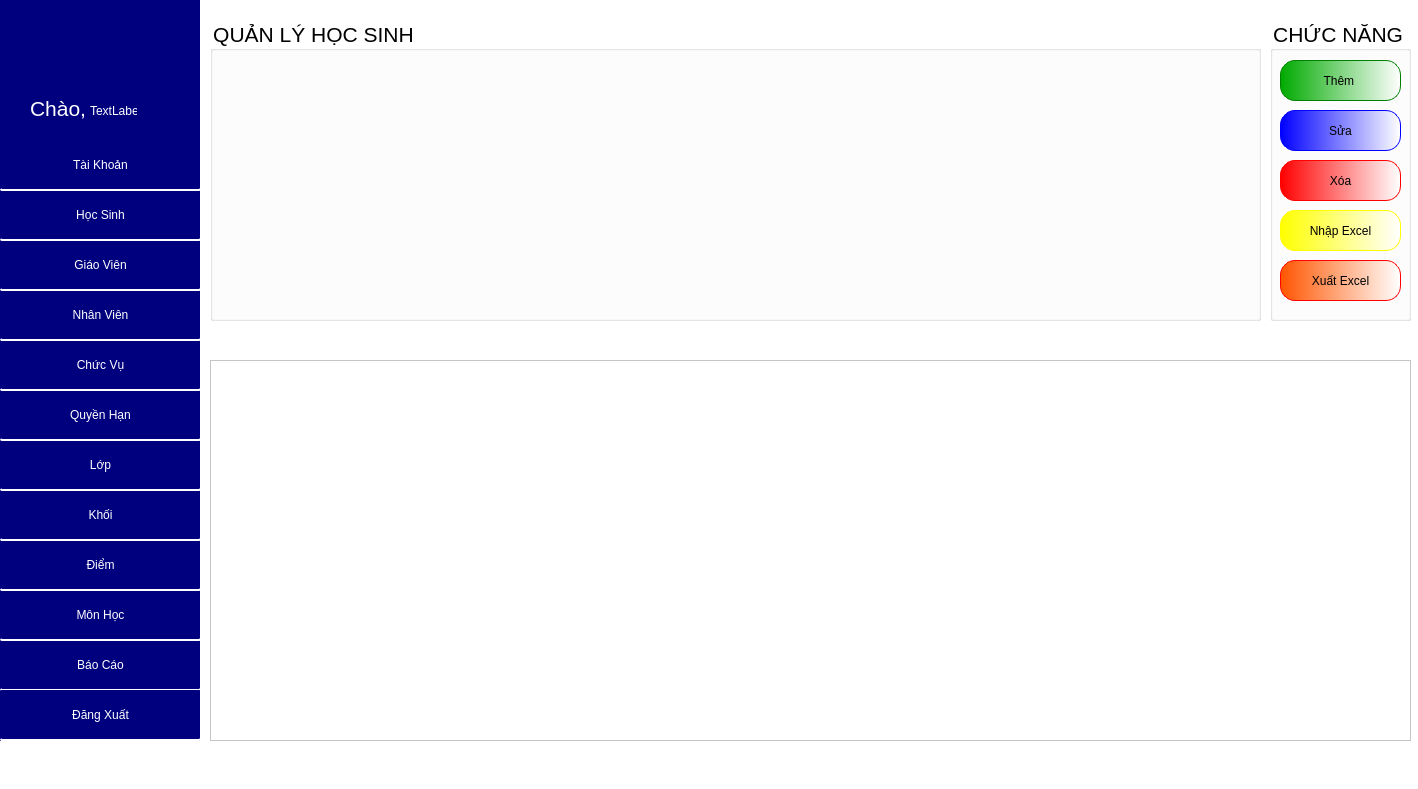
phuthuy44/Student--py, file GUI/TrangChu.ui: the form before one commit.
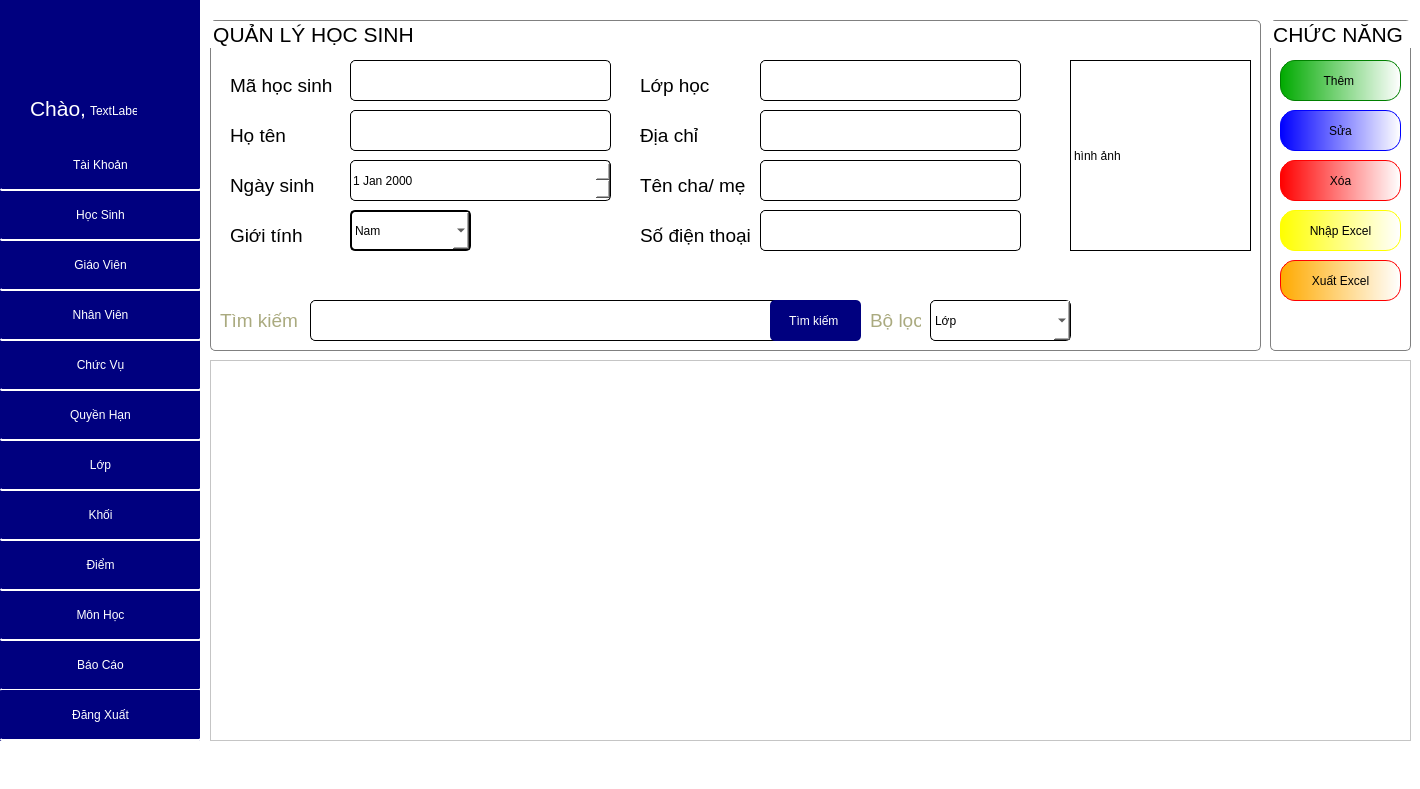
The form after the commit.

```diff
--- a/GUI/TrangChu.ui
+++ b/GUI/TrangChu.ui
@@ -6,7 +6,7 @@
    <rect>
     <x>0</x>
     <y>0</y>
-    <width>1418</width>
+    <width>1420</width>
     <height>789</height>
    </rect>
   </property>
@@ -475,12 +475,15 @@
       </property>
      </widget>
      <widget class="QGroupBox" name="groupBox">
+      <property name="enabled">
+       <bool>true</bool>
+      </property>
       <property name="geometry">
        <rect>
         <x>10</x>
         <y>20</y>
         <width>1051</width>
-        <height>301</height>
+        <height>331</height>
        </rect>
       </property>
       <property name="font">
@@ -489,9 +492,488 @@
         <pointsize>16</pointsize>
        </font>
       </property>
+      <property name="styleSheet">
+       <string notr="true">QGroupBox{
+border-radius: 5px;
+border:0.5px solid gray;
+}</string>
+      </property>
       <property name="title">
        <string>QUẢN LÝ HỌC SINH</string>
       </property>
+      <property name="checkable">
+       <bool>false</bool>
+      </property>
+      <widget class="QLabel" name="label_4">
+       <property name="geometry">
+        <rect>
+         <x>20</x>
+         <y>50</y>
+         <width>111</width>
+         <height>31</height>
+        </rect>
+       </property>
+       <property name="font">
+        <font>
+         <family>Tahoma</family>
+         <pointsize>14</pointsize>
+        </font>
+       </property>
+       <property name="text">
+        <string>Mã học sinh</string>
+       </property>
+      </widget>
+      <widget class="QLabel" name="label_5">
+       <property name="geometry">
+        <rect>
+         <x>20</x>
+         <y>100</y>
+         <width>101</width>
+         <height>31</height>
+        </rect>
+       </property>
+       <property name="font">
+        <font>
+         <family>Tahoma</family>
+         <pointsize>14</pointsize>
+        </font>
+       </property>
+       <property name="text">
+        <string>Họ tên</string>
+       </property>
+      </widget>
+      <widget class="QLabel" name="label_6">
+       <property name="geometry">
+        <rect>
+         <x>20</x>
+         <y>150</y>
+         <width>111</width>
+         <height>31</height>
+        </rect>
+       </property>
+       <property name="font">
+        <font>
+         <family>Tahoma</family>
+         <pointsize>14</pointsize>
+        </font>
+       </property>
+       <property name="text">
+        <string>Ngày sinh </string>
+       </property>
+      </widget>
+      <widget class="QLabel" name="label_7">
+       <property name="geometry">
+        <rect>
+         <x>20</x>
+         <y>200</y>
+         <width>111</width>
+         <height>31</height>
+        </rect>
+       </property>
+       <property name="font">
+        <font>
+         <family>Tahoma</family>
+         <pointsize>14</pointsize>
+        </font>
+       </property>
+       <property name="text">
+        <string>Giới tính</string>
+       </property>
+      </widget>
+      <widget class="QLabel" name="label_8">
+       <property name="geometry">
+        <rect>
+         <x>430</x>
+         <y>50</y>
+         <width>111</width>
+         <height>31</height>
+        </rect>
+       </property>
+       <property name="font">
+        <font>
+         <family>Tahoma</family>
+         <pointsize>14</pointsize>
+        </font>
+       </property>
+       <property name="text">
+        <string>Lớp học</string>
+       </property>
+      </widget>
+      <widget class="QLabel" name="label_9">
+       <property name="geometry">
+        <rect>
+         <x>430</x>
+         <y>100</y>
+         <width>111</width>
+         <height>31</height>
+        </rect>
+       </property>
+       <property name="font">
+        <font>
+         <family>Tahoma</family>
+         <pointsize>14</pointsize>
+        </font>
+       </property>
+       <property name="text">
+        <string>Địa chỉ </string>
+       </property>
+      </widget>
+      <widget class="QLineEdit" name="lineEdit">
+       <property name="enabled">
+        <bool>false</bool>
+       </property>
+       <property name="geometry">
+        <rect>
+         <x>140</x>
+         <y>40</y>
+         <width>261</width>
+         <height>41</height>
+        </rect>
+       </property>
+       <property name="styleSheet">
+        <string notr="true">QLineEdit{
+font: 16pt &quot;Tahoma&quot;;
+border-radius:5px;
+border: 1px solid black;
+}</string>
+       </property>
+       <property name="text">
+        <string/>
+       </property>
+      </widget>
+      <widget class="QLineEdit" name="lineEdit_2">
+       <property name="geometry">
+        <rect>
+         <x>140</x>
+         <y>90</y>
+         <width>261</width>
+         <height>41</height>
+        </rect>
+       </property>
+       <property name="styleSheet">
+        <string notr="true">QLineEdit{
+font: 16pt &quot;Tahoma&quot;;
+border-radius:5px;
+border: 1px solid black;
+}</string>
+       </property>
+       <property name="text">
+        <string/>
+       </property>
+      </widget>
+      <widget class="QLabel" name="label_10">
+       <property name="geometry">
+        <rect>
+         <x>430</x>
+         <y>200</y>
+         <width>111</width>
+         <height>31</height>
+        </rect>
+       </property>
+       <property name="font">
+        <font>
+         <family>Tahoma</family>
+         <pointsize>14</pointsize>
+        </font>
+       </property>
+       <property name="text">
+        <string>Số điện thoại </string>
+       </property>
+      </widget>
+      <widget class="QLabel" name="label_11">
+       <property name="geometry">
+        <rect>
+         <x>430</x>
+         <y>150</y>
+         <width>111</width>
+         <height>31</height>
+        </rect>
+       </property>
+       <property name="font">
+        <font>
+         <family>Tahoma</family>
+         <pointsize>14</pointsize>
+        </font>
+       </property>
+       <property name="text">
+        <string>Tên cha/ mẹ</string>
+       </property>
+      </widget>
+      <widget class="QLineEdit" name="lineEdit_5">
+       <property name="geometry">
+        <rect>
+         <x>550</x>
+         <y>40</y>
+         <width>261</width>
+         <height>41</height>
+        </rect>
+       </property>
+       <property name="styleSheet">
+        <string notr="true">QLineEdit{
+font: 16pt &quot;Tahoma&quot;;
+border-radius:5px;
+border: 1px solid black;
+}</string>
+       </property>
+       <property name="text">
+        <string/>
+       </property>
+      </widget>
+      <widget class="QLineEdit" name="lineEdit_6">
+       <property name="enabled">
+        <bool>true</bool>
+       </property>
+       <property name="geometry">
+        <rect>
+         <x>550</x>
+         <y>90</y>
+         <width>261</width>
+         <height>41</height>
+        </rect>
+       </property>
+       <property name="styleSheet">
+        <string notr="true">QLineEdit{
+font: 16pt &quot;Tahoma&quot;;
+border-radius:5px;
+border: 1px solid black;
+}</string>
+       </property>
+       <property name="text">
+        <string/>
+       </property>
+      </widget>
+      <widget class="QLineEdit" name="lineEdit_7">
+       <property name="geometry">
+        <rect>
+         <x>550</x>
+         <y>140</y>
+         <width>261</width>
+         <height>41</height>
+        </rect>
+       </property>
+       <property name="styleSheet">
+        <string notr="true">QLineEdit{
+font: 16pt &quot;Tahoma&quot;;
+border-radius:5px;
+border: 1px solid black;
+}</string>
+       </property>
+       <property name="text">
+        <string/>
+       </property>
+      </widget>
+      <widget class="QLineEdit" name="lineEdit_8">
+       <property name="geometry">
+        <rect>
+         <x>550</x>
+         <y>190</y>
+         <width>261</width>
+         <height>41</height>
+        </rect>
+       </property>
+       <property name="styleSheet">
+        <string notr="true">QLineEdit{
+font: 16pt &quot;Tahoma&quot;;
+border-radius:5px;
+border: 1px solid black;
+}</string>
+       </property>
+       <property name="text">
+        <string/>
+       </property>
+      </widget>
+      <widget class="QLabel" name="label_12">
+       <property name="geometry">
+        <rect>
+         <x>860</x>
+         <y>40</y>
+         <width>181</width>
+         <height>191</height>
+        </rect>
+       </property>
+       <property name="styleSheet">
+        <string notr="true">QLabel{
+border:1px solid black;
+}</string>
+       </property>
+       <property name="text">
+        <string>hình ảnh </string>
+       </property>
+      </widget>
+      <widget class="QComboBox" name="comboBox">
+       <property name="geometry">
+        <rect>
+         <x>140</x>
+         <y>190</y>
+         <width>121</width>
+         <height>41</height>
+        </rect>
+       </property>
+       <property name="styleSheet">
+        <string notr="true">font: 16pt &quot;Tahoma&quot;;
+border:2px solid black;
+color: black;
+background-color: rgb(255, 255, 255);
+border-radius:5px;
+</string>
+       </property>
+       <item>
+        <property name="text">
+         <string>Nam</string>
+        </property>
+       </item>
+       <item>
+        <property name="text">
+         <string>Nữ </string>
+        </property>
+       </item>
+      </widget>
+      <widget class="QDateEdit" name="dateEdit">
+       <property name="geometry">
+        <rect>
+         <x>140</x>
+         <y>140</y>
+         <width>261</width>
+         <height>41</height>
+        </rect>
+       </property>
+       <property name="styleSheet">
+        <string notr="true">font: 20pt &quot;Tahoma&quot;;
+border-radius:5px;
+border:1px solid black;</string>
+       </property>
+      </widget>
+      <widget class="QLineEdit" name="lineEdit_3">
+       <property name="geometry">
+        <rect>
+         <x>100</x>
+         <y>280</y>
+         <width>481</width>
+         <height>41</height>
+        </rect>
+       </property>
+       <property name="styleSheet">
+        <string notr="true">QLineEdit{
+font: 16pt &quot;Tahoma&quot;;
+border-radius:5px;
+border: 1px solid black;
+}</string>
+       </property>
+      </widget>
+      <widget class="QPushButton" name="pushButton_6">
+       <property name="geometry">
+        <rect>
+         <x>560</x>
+         <y>280</y>
+         <width>91</width>
+         <height>41</height>
+        </rect>
+       </property>
+       <property name="styleSheet">
+        <string notr="true">QPushButton{
+background-color: rgb(0, 0, 127);
+color:white;
+	font: 14pt &quot;Tahoma&quot;;
+border-radius:5px;
+}
+QPushButton:hover{
+border:0.5px solid black;
+	background-color: yellow;
+color:black;
+	
+}</string>
+       </property>
+       <property name="text">
+        <string>Tìm kiếm </string>
+       </property>
+      </widget>
+      <widget class="QComboBox" name="comboBox_2">
+       <property name="geometry">
+        <rect>
+         <x>720</x>
+         <y>280</y>
+         <width>141</width>
+         <height>41</height>
+        </rect>
+       </property>
+       <property name="styleSheet">
+        <string notr="true">QComboBox{
+font: 16pt &quot;Tahoma&quot;;
+	color: rgb(0, 0, 0);
+border: 1px solid black;
+border-radius:5px;
+}</string>
+       </property>
+       <item>
+        <property name="text">
+         <string>Lớp</string>
+        </property>
+       </item>
+       <item>
+        <property name="text">
+         <string>Mã học sinh </string>
+        </property>
+       </item>
+       <item>
+        <property name="text">
+         <string>Giới tính </string>
+        </property>
+       </item>
+       <item>
+        <property name="text">
+         <string>Tên a-z</string>
+        </property>
+       </item>
+       <item>
+        <property name="text">
+         <string>Tên z-a</string>
+        </property>
+       </item>
+      </widget>
+      <widget class="QLabel" name="label_13">
+       <property name="geometry">
+        <rect>
+         <x>10</x>
+         <y>280</y>
+         <width>81</width>
+         <height>41</height>
+        </rect>
+       </property>
+       <property name="font">
+        <font>
+         <family>Tahoma</family>
+         <pointsize>14</pointsize>
+        </font>
+       </property>
+       <property name="styleSheet">
+        <string notr="true">color: rgb(170, 170, 127);</string>
+       </property>
+       <property name="text">
+        <string>Tìm kiếm </string>
+       </property>
+      </widget>
+      <widget class="QLabel" name="label_14">
+       <property name="geometry">
+        <rect>
+         <x>660</x>
+         <y>280</y>
+         <width>51</width>
+         <height>41</height>
+        </rect>
+       </property>
+       <property name="font">
+        <font>
+         <family>Tahoma</family>
+         <pointsize>14</pointsize>
+        </font>
+       </property>
+       <property name="styleSheet">
+        <string notr="true">color: rgb(170, 170, 127);</string>
+       </property>
+       <property name="text">
+        <string>Bộ lọc</string>
+       </property>
+      </widget>
      </widget>
      <widget class="QGroupBox" name="groupBox_2">
       <property name="geometry">
@@ -499,7 +981,7 @@
         <x>1070</x>
         <y>20</y>
         <width>141</width>
-        <height>301</height>
+        <height>331</height>
        </rect>
       </property>
       <property name="font">
@@ -508,6 +990,12 @@
         <pointsize>16</pointsize>
        </font>
       </property>
+      <property name="styleSheet">
+       <string notr="true">QGroupBox{
+border:0.5px solid gray;
+border-radius:5px;
+}</string>
+      </property>
       <property name="title">
        <string>CHỨC NĂNG </string>
       </property>
@@ -630,6 +1118,10 @@
 font: 16pt &quot;Tahoma&quot;;
 border-radius:15px;
 border:1px solid red;
+background-color: qlineargradient(spread:pad, x1:0, y1:0, x2:1, y2:0, stop:0 rgba(255, 170, 0, 255), stop:1 rgba(255, 255, 255, 255));
+}
+QPushButton:hover{
+	font: 18pt &quot;Tahoma&quot;;
 background-color:qlineargradient(spread:pad, x1:0, y1:0, x2:1, y2:0, stop:0 rgba(255, 85, 0, 255), stop:1 rgba(255, 255, 255, 255));
 }
 QPushButton:hover{
```
Left out of the diff: 11 changed lines with no effect on the pictures.
